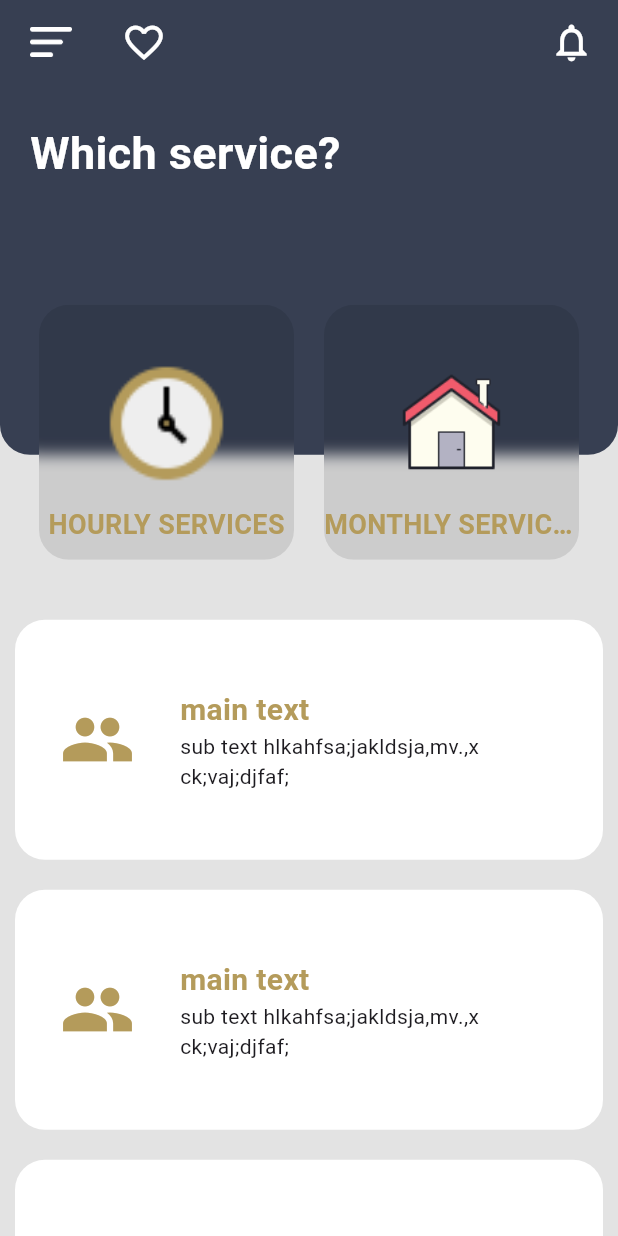
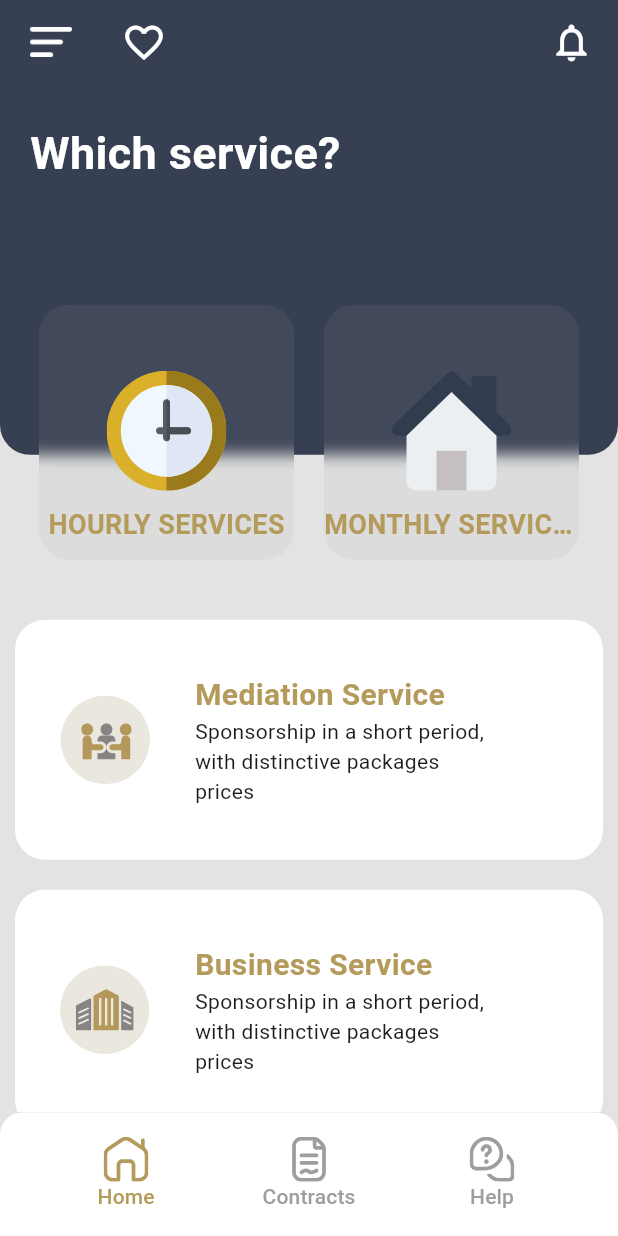
Before and after one commit to MohamedAdel022/maharah, a Flutter app: the HomeView screen opened directly, on a phone screen of 412 x 824 dp. Run offline on Flutter 3.47's test engine with Material 3 defaults, Android fonts, the phone set to English and light mode, and no system bars; our stand-ins replace flutter_svg, smooth_page_indicator.

Commit message:
"Updated app images and widgets in home view, added list item model, and refactored home list item and home main item widgets."

```diff
--- /dev/null
+++ b/lib/core/models/list_item_model.dart
@@ -0,0 +1,11 @@
+class ListItemModel {
+  final String title;
+  final String description;
+  final String imagePath;
+
+  ListItemModel({
+    required this.title,
+    required this.description,
+    required this.imagePath,
+  });
+}
--- a/lib/main.dart
+++ b/lib/main.dart
@@ -1,7 +1,6 @@
 import 'package:flutter/material.dart';
 import 'package:maharah/views/home_view.dart';
 import 'package:maharah/views/onboarding.dart';
-
 
 void main() {
   runApp(const MyApp());
@@ -15,7 +14,7 @@ class MyApp extends StatelessWidget {
   Widget build(BuildContext context) {
     return const MaterialApp(
       debugShowCheckedModeBanner: false,
-      home: Onboarding(),
+      home: HomeView(),
     );
   }
 }
--- a/lib/views/home_view.dart
+++ b/lib/views/home_view.dart
@@ -2,6 +2,7 @@ import 'package:flutter/material.dart';
 import 'package:maharah/constants.dart';
 import 'package:maharah/views/widgets/home_app_bar.dart';
 import 'package:maharah/views/widgets/home_body.dart';
+import 'package:maharah/views/widgets/home_bottom_nav_bar.dart';
 
 class HomeView extends StatelessWidget {
   const HomeView({super.key});
@@ -12,6 +13,7 @@ class HomeView extends StatelessWidget {
       backgroundColor: backgroundColor,
       appBar: HomeAppBar(),
       body: HomeBody(),
+      bottomNavigationBar: HomeBottomNavBar(),
     );
   }
 }
--- a/lib/views/widgets/home_body.dart
+++ b/lib/views/widgets/home_body.dart
@@ -1,5 +1,9 @@
+// ignore_for_file: unused_import
+
 import 'package:flutter/material.dart';
+import 'package:flutter_svg/flutter_svg.dart';
 import 'package:maharah/constants.dart';
+import 'package:maharah/core/models/list_item_model.dart';
 import 'package:maharah/core/utils/app_images.dart';
 import 'package:maharah/views/widgets/home_list_item.dart';
 import 'package:maharah/views/widgets/home_main_item.dart';
@@ -43,12 +47,12 @@ class HomeBody extends StatelessWidget {
                   children: [
                     HomeMainItem(
                       title: 'HOURLY SERVICES',
-                      img: Assets.imagesClock,
+                      img: Assets.imagesHourlyService,
                     ),
                     SizedBox(width: 20),
                     HomeMainItem(
                       title: 'MONTHLY SERVICES',
-                      img: Assets.imagesHouse,
+                      img: Assets.imagesMonthlyService,
                     ),
                   ],
                 ),
@@ -56,9 +60,24 @@ class HomeBody extends StatelessWidget {
             ],
           ),
           const SizedBox(height: 100),
-          const HomeListItem(),
-          const HomeListItem(),
-          const HomeListItem(),
+          HomeListItem(
+              model: ListItemModel(
+                  title: 'Mediation Service',
+                  description:
+                      'Sponsorship in a short period, with distinctive packages prices',
+                  imagePath: Assets.imagesMediationIcon)),
+          HomeListItem(
+              model: ListItemModel(
+                  title: 'Business Service',
+                  description:
+                      'Sponsorship in a short period, with distinctive packages prices',
+                  imagePath: Assets.imagesBusinessSectorIcon)),
+          HomeListItem(
+              model: ListItemModel(
+                  title: 'Training Service',
+                  description:
+                      'Sponsorship in a short period, with distinctive packages prices',
+                  imagePath: Assets.imagesAyadiInstituteLogo)),
         ],
       ),
     );
--- /dev/null
+++ b/lib/views/widgets/home_bottom_nav_bar.dart
@@ -0,0 +1,74 @@
+import 'package:flutter/material.dart';
+import 'package:flutter_svg/svg.dart';
+import 'package:maharah/constants.dart';
+import 'package:maharah/core/utils/app_images.dart';
+
+class HomeBottomNavBar extends StatelessWidget {
+  const HomeBottomNavBar({
+    super.key,
+  });
+
+  @override
+  Widget build(BuildContext context) {
+    return Container(
+      height: MediaQuery.of(context).size.height * .1,
+      padding: const EdgeInsets.symmetric(horizontal: 40),
+      decoration: const BoxDecoration(
+        color: Colors.white,
+        borderRadius: BorderRadius.vertical(top: Radius.circular(15)),
+      ),
+      child: const Row(
+          mainAxisAlignment: MainAxisAlignment.spaceBetween,
+          children: [
+            BottomNavItem(
+              imgpath: Assets.imagesHome,
+              isSelected: true,
+              text: 'Home',
+            ),
+            BottomNavItem(
+              imgpath: Assets.imagesContracts,
+              isSelected: false,
+              text: 'Contracts',
+            ),
+            BottomNavItem(
+              imgpath: Assets.imagesHelp,
+              isSelected: false,
+              text: 'Help',
+            ),
+          ]),
+    );
+  }
+}
+
+class BottomNavItem extends StatelessWidget {
+  const BottomNavItem({
+    super.key,
+    required this.isSelected,
+    required this.imgpath,
+    required this.text,
+  });
+  final bool isSelected;
+  final String imgpath;
+  final String text;
+
+  @override
+  Widget build(BuildContext context) {
+    return MaterialButton(
+      onPressed: () => {debugPrint(text)},
+      clipBehavior: Clip.hardEdge,
+      child: Column(
+        mainAxisAlignment: MainAxisAlignment.center,
+        children: [
+          SvgPicture.asset(
+            imgpath,
+            width: 30,
+            // ignore: deprecated_member_use
+            color: isSelected ? textColor : Colors.grey,
+          ),
+          Text(text,
+              style: TextStyle(color: isSelected ? textColor : Colors.grey)),
+        ],
+      ),
+    );
+  }
+}
--- a/lib/views/widgets/home_list_item.dart
+++ b/lib/views/widgets/home_list_item.dart
@@ -1,10 +1,14 @@
 import 'package:flutter/material.dart';
+import 'package:flutter_svg/svg.dart';
 import 'package:maharah/constants.dart';
+import 'package:maharah/core/models/list_item_model.dart';
 
 class HomeListItem extends StatelessWidget {
   const HomeListItem({
     super.key,
+    required this.model,
   });
+  final ListItemModel model;
 
   @override
   Widget build(BuildContext context) {
@@ -19,11 +23,7 @@ class HomeListItem extends StatelessWidget {
         ),
         child: Row(
           children: [
-            const Icon(
-              Icons.people,
-              size: 50,
-              color: textColor,
-            ),
+            SvgPicture.asset(model.imagePath, width: 60),
             const SizedBox(
               width: 30,
             ),
@@ -31,17 +31,17 @@ class HomeListItem extends StatelessWidget {
               mainAxisAlignment: MainAxisAlignment.center,
               crossAxisAlignment: CrossAxisAlignment.start,
               children: [
-                const Text(
-                  'main text',
-                  style: TextStyle(
+                Text(
+                  model.title,
+                  style: const TextStyle(
                       color: textColor,
                       fontSize: 20,
                       fontWeight: FontWeight.bold),
                 ),
                 SizedBox(
                   width: MediaQuery.of(context).size.width * .5,
-                  child: const Text(
-                    'sub text hlkahfsa;jakldsja,mv.,xck;vaj;djfaf;',
+                  child: Text(
+                    model.description,
                   ),
                 )
               ],
--- a/lib/views/widgets/home_main_item.dart
+++ b/lib/views/widgets/home_main_item.dart
@@ -1,7 +1,7 @@
 import 'dart:ui';
 import 'package:flutter/material.dart';
+import 'package:flutter_svg/flutter_svg.dart';
 import 'package:maharah/constants.dart';
-import 'package:maharah/core/helpers/image_helper.dart';
 
 class HomeMainItem extends StatelessWidget {
   const HomeMainItem({
@@ -20,14 +20,17 @@ class HomeMainItem extends StatelessWidget {
         filter: ImageFilter.blur(sigmaX: 8, sigmaY: 5),
         child: Container(
           decoration: BoxDecoration(
-            color: Colors.black.withOpacity(0.1),
+            color: Colors.grey.withOpacity(0.1),
           ),
           height: 170,
           width: 170,
           child: Column(
             children: [
               const Spacer(),
-              ImageHelper.loadFromAsset(img, width: 90),
+              SvgPicture.asset(
+                img,
+                width: 80,
+              ),
               const SizedBox(height: 10),
               Text(
                 title,
```
Also changed, not shown: lib/core/utils/app_images.dart (+56 -28 lines).
